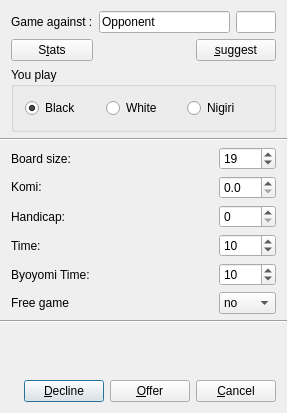
Qt form src/newgame_gui.ui (bernds/q5Go) before a commit.
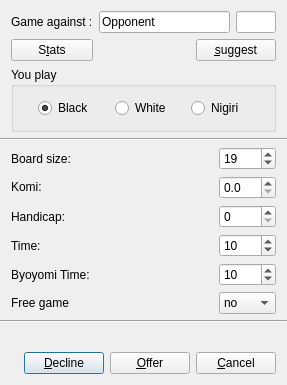
The same form after that commit. Icons and pictures are not drawn. Custom widgets are drawn as their Qt base class.

```diff
--- a/src/newgame_gui.ui
+++ b/src/newgame_gui.ui
@@ -7,7 +7,7 @@
     <x>0</x>
     <y>0</y>
     <width>287</width>
-    <height>413</height>
+    <height>385</height>
    </rect>
   </property>
   <property name="sizePolicy">
@@ -162,21 +162,21 @@
          <bool>false</bool>
         </property>
         <layout class="QGridLayout">
-         <item row="0" column="1">
-          <widget class="QRadioButton" name="play_white_button">
-           <property name="text">
-            <string>White</string>
-           </property>
-          </widget>
-         </item>
-         <item row="0" column="2">
+         <item row="0" column="3">
           <widget class="QRadioButton" name="play_nigiri_button">
            <property name="text">
             <string>Nigiri</string>
            </property>
           </widget>
          </item>
-         <item row="0" column="0">
+         <item row="0" column="2">
+          <widget class="QRadioButton" name="play_white_button">
+           <property name="text">
+            <string>White</string>
+           </property>
+          </widget>
+         </item>
+         <item row="0" column="1">
           <widget class="QRadioButton" name="play_black_button">
            <property name="text">
             <string>Black</string>
@@ -186,6 +186,25 @@
            </property>
           </widget>
          </item>
+         <item row="0" column="0">
+          <widget class="QLabel" name="warn_side">
+           <property name="sizePolicy">
+            <sizepolicy hsizetype="Fixed" vsizetype="Preferred">
+             <horstretch>0</horstretch>
+             <verstretch>0</verstretch>
+            </sizepolicy>
+           </property>
+           <property name="text">
+            <string/>
+           </property>
+           <property name="pixmap">
+            <pixmap resource="q4go.qrc">:/images/warn-tri22.png</pixmap>
+           </property>
+           <property name="scaledContents">
+            <bool>false</bool>
+           </property>
+          </widget>
+         </item>
         </layout>
        </widget>
       </item>
```
Left out of the diff: 16 changed lines with no effect on the pictures.
